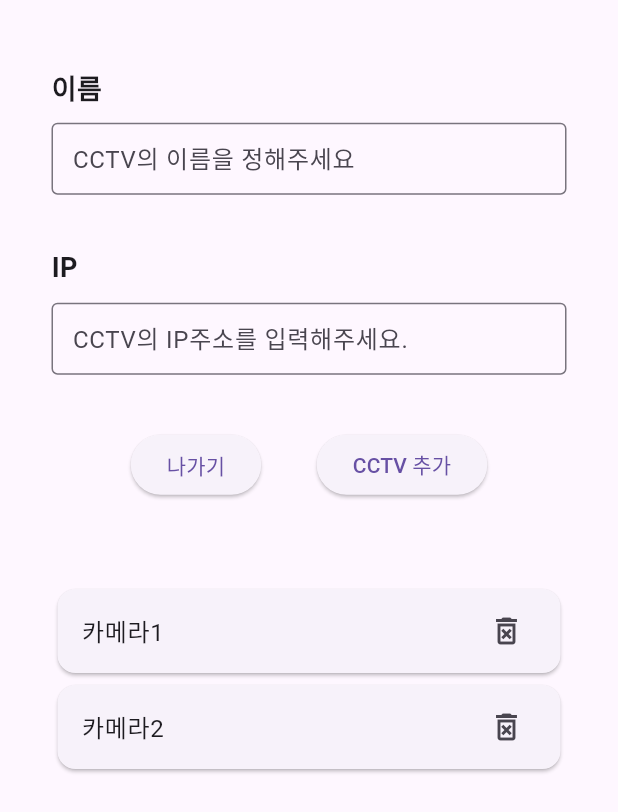
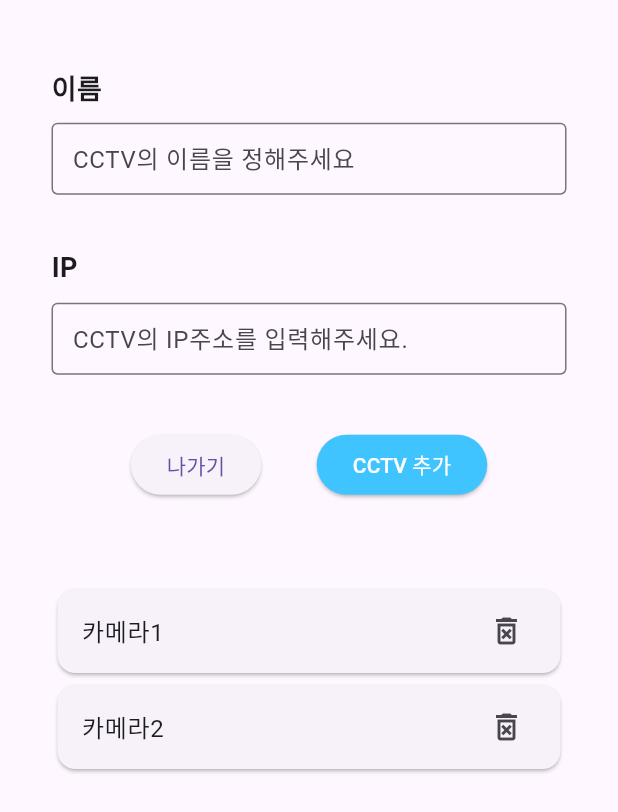
Before and after one commit to JinPyoK/magic_eye, a Flutter app: the MenuSetting screen opened directly, on a phone screen of 412 x 824 dp. Shown: the top 812 px of the screen. Run offline on Flutter 3.47's test engine with Material 3 defaults, Android fonts, the phone set to English and light mode, and no system bars; our stand-ins replace dio, firebase_auth, firebase_core, google_sign_in, string_validator; accounts and stored records are empty; generated files the repository leaves out were written again.

Commit message:
bug fixed

```diff
--- a/lib/MagicEyeView/CCTVScreen/drop_down_box.dart
+++ b/lib/MagicEyeView/CCTVScreen/drop_down_box.dart
@@ -36,8 +36,10 @@ class _MenuState extends State<Menu> {
           )
         : ElevatedButton(
             style: ElevatedButton.styleFrom(
-              backgroundColor: Colors.deepPurpleAccent,
-              fixedSize: Size(widget.width / 1.4, 50),
+              backgroundColor: const Color(0xff7C72EC),
+              shape: RoundedRectangleBorder(
+                  borderRadius: BorderRadius.circular(5)),
+              fixedSize: Size(widget.width / 1.1, 50),
             ),
             onPressed: () {
               Navigator.push(
--- a/lib/MagicEyeView/CCTVScreen/menu_setting.dart
+++ b/lib/MagicEyeView/CCTVScreen/menu_setting.dart
@@ -142,6 +142,8 @@ class _MenuSettingState extends State<MenuSetting> {
                   },
                   child: const Text("나가기")),
               ElevatedButton(
+                  style: ElevatedButton.styleFrom(
+                      backgroundColor: Colors.lightBlueAccent),
                   onPressed: () {
                     FocusScope.of(context).unfocus();
                     if (formKey.currentState!.validate()) {
@@ -150,7 +152,10 @@ class _MenuSettingState extends State<MenuSetting> {
                       Navigator.pop(context);
                     }
                   },
-                  child: const Text("CCTV 추가")),
+                  child: const Text(
+                    "CCTV 추가",
+                    style: TextStyle(color: Colors.white),
+                  )),
             ],
           ),
         )
```
Also changed, not shown: lib/Firebase/auth.dart (+8 -9 lines), lib/MagicEyeView/CCTVScreen/cctv_screen.dart (+17 -4 lines).
